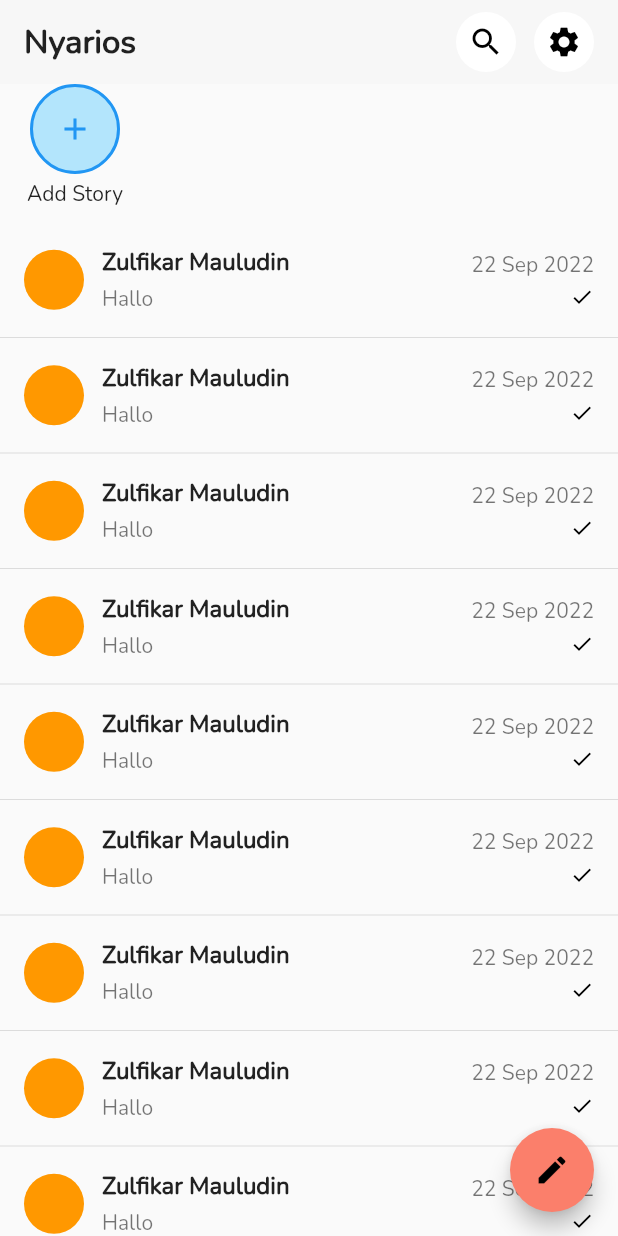
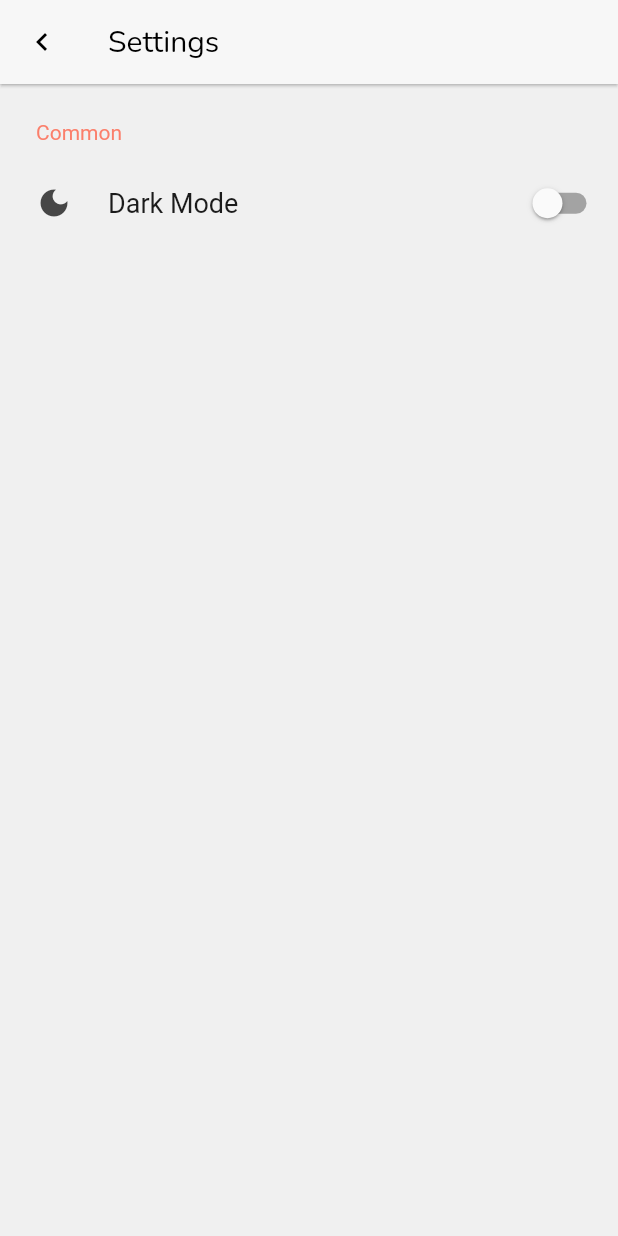
Before and after one commit to zuludin04/nyarios, a Flutter app: the screen it shows after launch, after a tap on the "settings" icon, on a phone screen of 412 x 824 dp. Run offline on Flutter 3.47's test engine with Material 2 defaults, Android fonts, the phone set to English and light mode, and no system bars; drawn by our look-alikes of settings_ui.

Commit message:
add setting screen

```diff
--- a/lib/ui/home/home_screen.dart
+++ b/lib/ui/home/home_screen.dart
@@ -1,4 +1,5 @@
 import 'package:flutter/material.dart';
+import 'package:nyarios/ui/settings/settings_screen.dart';
 
 import '../chat/chatting_screen.dart';
 
@@ -160,7 +161,16 @@ class CustomStickyBar extends SliverPersistentHeaderDelegate {
             children: [
               ActionMenuItem(icon: Icons.search, onTap: () {}),
               const SizedBox(width: 12),
-              ActionMenuItem(icon: Icons.settings, onTap: () {}),
+              ActionMenuItem(
+                icon: Icons.settings,
+                onTap: () {
+                  Navigator.push(
+                    context,
+                    MaterialPageRoute(
+                        builder: (context) => const SettingsScreen()),
+                  );
+                },
+              ),
             ],
           ),
         ],
--- /dev/null
+++ b/lib/ui/settings/settings_screen.dart
@@ -0,0 +1,45 @@
+import 'package:flutter/material.dart';
+import 'package:settings_ui/settings_ui.dart';
+
+import '../../core/toolbar.dart';
+
+class SettingsScreen extends StatefulWidget {
+  const SettingsScreen({super.key});
+
+  @override
+  State<SettingsScreen> createState() => _SettingsScreenState();
+}
+
+class _SettingsScreenState extends State<SettingsScreen> {
+  bool darkMode = false;
+
+  @override
+  Widget build(BuildContext context) {
+    return Scaffold(
+      appBar: Toolbar.defaultToolbar(context, "Settings"),
+      body: SettingsList(
+        lightTheme: const SettingsThemeData(
+          titleTextColor: Color.fromRGBO(251, 127, 107, 1),
+        ),
+        sections: [
+          SettingsSection(
+            title: const Text("Common"),
+            tiles: [
+              SettingsTile.switchTile(
+                activeSwitchColor: const Color(0xfffb7f6b),
+                initialValue: darkMode,
+                onToggle: (value) {
+                  setState(() {
+                    darkMode = value;
+                  });
+                },
+                title: const Text("Dark Mode"),
+                leading: const Icon(Icons.dark_mode),
+              ),
+            ],
+          )
+        ],
+      ),
+    );
+  }
+}
```
